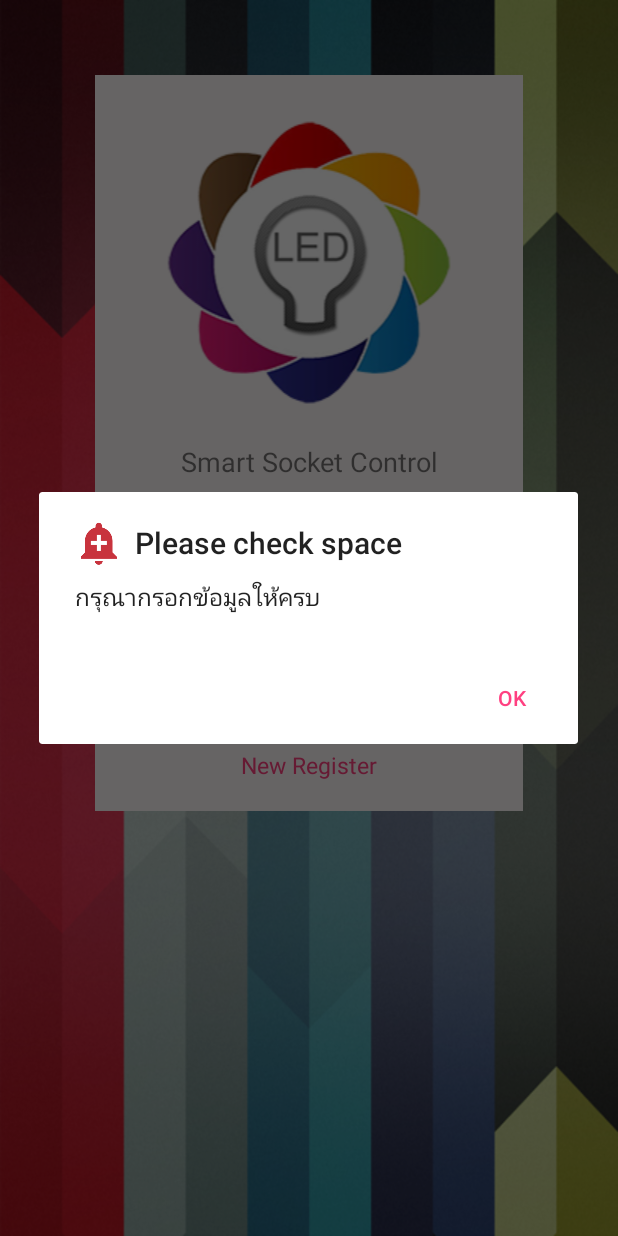
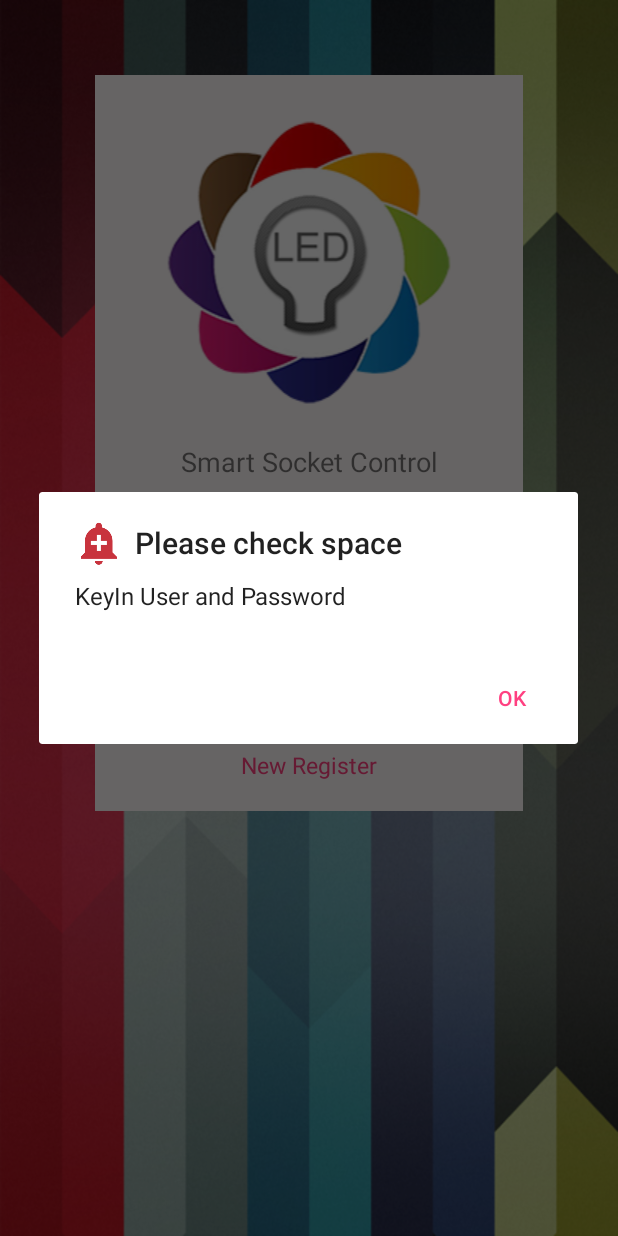
Before and after one commit to SittichokBenjanak/SmartPlug, an Android app: the screen it shows after launch (MainActivity), after a tap on "LOGIN", on a phone screen of 412 x 824 dp. Run offline under Robolectric (Android 15) with nearby library versions, the phone set to English and light mode, and no system bars.

Commit message:
Moniter มีปัญหา

```diff
--- a/app/src/main/java/smart/projeck/kard/smartplug/MainActivity.java
+++ b/app/src/main/java/smart/projeck/kard/smartplug/MainActivity.java
@@ -1,5 +1,7 @@
 package smart.projeck.kard.smartplug;
 
+import android.app.ProgressDialog;
+import android.content.DialogInterface;
 import android.content.Intent;
 import android.support.v7.app.AppCompatActivity;
 import android.os.Bundle;
@@ -13,12 +15,17 @@ public class MainActivity extends AppCompatActivity {
     // Explicit ประกาศตัวแปรเพื่อรับค่า User, Password
     private EditText UsereditText, PasswordEditText;
     private String userString, passwordString;
+    private UserTABLE objUserTABLE;
 
 
     @Override
     protected void onCreate(Bundle savedInstanceState) {
         super.onCreate(savedInstanceState);
         setContentView(R.layout.activity_main);
+
+        loading();
+
+        objUserTABLE = new UserTABLE(this);
 
         // bind Widger ให้ ตัวแปร UsereditText, PasswordEditText รับค่าจากช่องกรอก User กับ Password
         bindWidget();
@@ -32,6 +39,38 @@ public class MainActivity extends AppCompatActivity {
 
     }   // bindWidget
 
+    public void onBackPressed() {
+        android.support.v7.app.AlertDialog.Builder dialog = new android.support.v7.app.AlertDialog.Builder(this);
+        dialog.setIcon(R.drawable.ic_action_alert);
+        dialog.setCancelable(true);
+        dialog.setMessage("Do you want to close the program?");
+        dialog.setPositiveButton("Yes", new DialogInterface.OnClickListener() {
+            public void onClick(DialogInterface dialog, int which) {
+                finish();
+            }
+        });
+        dialog.setNegativeButton("No", new DialogInterface.OnClickListener() {
+            public void onClick(DialogInterface dialog, int which) {
+                dialog.cancel();
+            }
+        });
+        dialog.show();
+    }   // onBackPressed
+
+    private void loading() {
+
+        final ProgressDialog loading = ProgressDialog.show(MainActivity.this, "Please wait", "Loading....", false,false);
+
+        new android.os.Handler().postDelayed(
+                new Runnable() {
+                    public void run() {
+                        loading.dismiss();
+                    }
+
+                }, 3000);
+
+    }   // loading
+
     public void ClickLogin(View view) {
         //ถ้ากด Login Method นี่จะทำงาน
         userString = UsereditText.getText().toString().trim();
@@ -40,7 +79,7 @@ public class MainActivity extends AppCompatActivity {
         if (userString.equals("") || passwordString.equals("")){
             // ถ้าฃ่องกรอก User กับ Password อันไหนไม่ได้กรอกจะทำงาน
             MyAlertDialog objMyAlertDialog = new MyAlertDialog();
-            objMyAlertDialog.errorDialog(MainActivity.this,"Please check space","กรุณากรอกข้อมูลให้ครบ");
+            objMyAlertDialog.errorDialog(MainActivity.this,"Please check space","KeyIn User and Password");
 
         } else {
 
--- /dev/null
+++ b/app/src/main/java/smart/projeck/kard/smartplug/MySQLiteOpenHelper.java
@@ -0,0 +1,38 @@
+package smart.projeck.kard.smartplug;
+
+import android.content.Context;
+import android.database.sqlite.SQLiteDatabase;
+import android.database.sqlite.SQLiteOpenHelper;
+
+/**
+ * Created by Fourchok on 4/2/2561.
+ */
+
+public class MySQLiteOpenHelper extends SQLiteOpenHelper{
+    // Explicit
+    private static final String DATABASE_NAME = "Smartplug.db";
+    private static final int DATABASE_VERSION = 1;
+    private static final String CREATE_USER_TABLE = "create table usertable" +
+            "(_id integer primary key," +
+            "User text," +
+            "Password text" +
+            "Email text);";
+
+
+
+
+    public MySQLiteOpenHelper(Context context) {
+        super(context, DATABASE_NAME, null, DATABASE_VERSION);
+
+    }   // Constructor
+
+    @Override
+    public void onCreate(SQLiteDatabase sqLiteDatabase) {
+        sqLiteDatabase.execSQL(CREATE_USER_TABLE);
+    }
+
+    @Override
+    public void onUpgrade(SQLiteDatabase sqLiteDatabase, int i, int i1) {
+
+    }
+}   // Main Class
--- /dev/null
+++ b/app/src/main/java/smart/projeck/kard/smartplug/UserTABLE.java
@@ -0,0 +1,21 @@
+package smart.projeck.kard.smartplug;
+
+import android.content.Context;
+import android.database.sqlite.SQLiteDatabase;
+
+/**
+ * Created by Fourchok on 4/2/2561.
+ */
+
+public class UserTABLE {
+    //Explicit
+    private MySQLiteOpenHelper objMySQLiteOpenHelper;
+    private SQLiteDatabase writeSqLiteDatabase, readSqLiteDatabase;
+
+    public UserTABLE(Context context) {
+        objMySQLiteOpenHelper = new MySQLiteOpenHelper(context);
+        writeSqLiteDatabase = objMySQLiteOpenHelper.getWritableDatabase();
+        readSqLiteDatabase = objMySQLiteOpenHelper.getReadableDatabase();
+
+    }   // Constructor
+}   // Main Class
```
